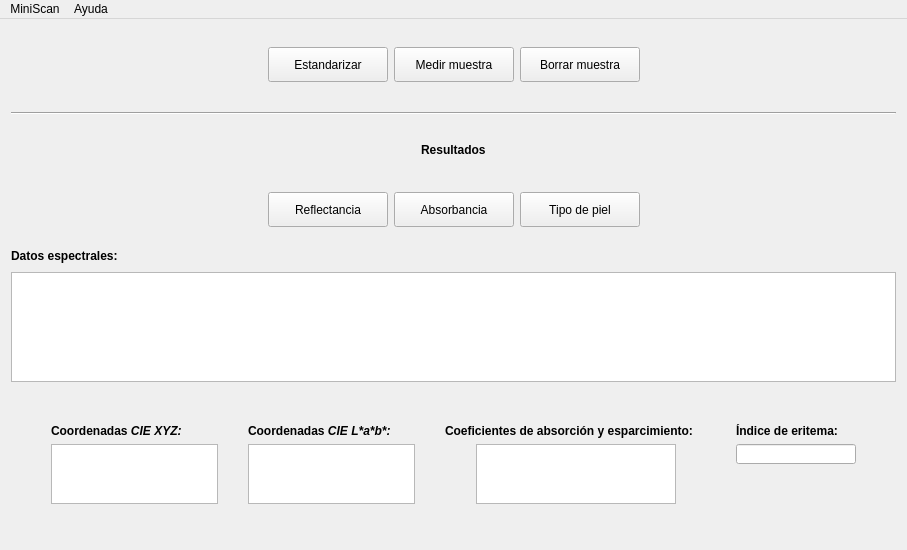
First picture: the form in mainwindow.ui, repository Gabnz/Spectrasoft, before the edit.
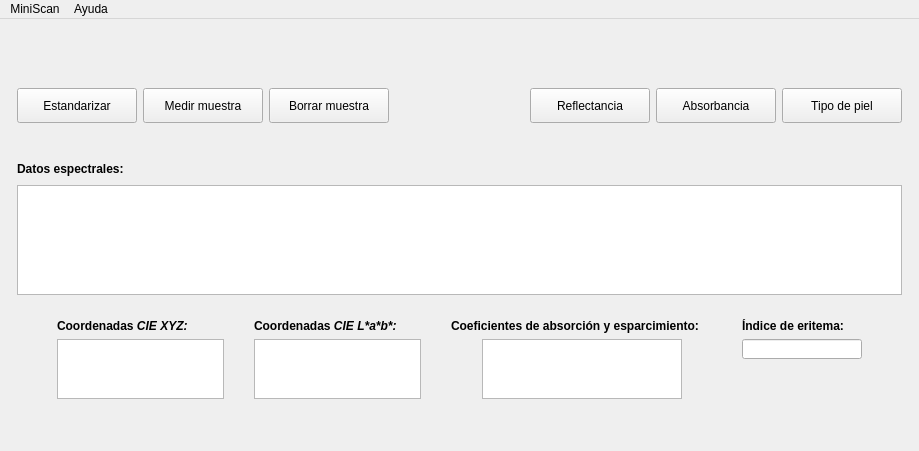
Second picture: the form after the edit. Icons and pictures are not drawn.

```diff
--- a/mainwindow.ui
+++ b/mainwindow.ui
@@ -6,8 +6,8 @@
    <rect>
     <x>0</x>
     <y>0</y>
-    <width>905</width>
-    <height>550</height>
+    <width>919</width>
+    <height>451</height>
    </rect>
   </property>
   <property name="windowTitle">
@@ -18,54 +18,10 @@
     <normaloff>:/img/logo_icon.ico</normaloff>:/img/logo_icon.ico</iconset>
   </property>
   <widget class="QWidget" name="centralWidget">
-   <layout class="QGridLayout" name="gridLayout_5">
+   <layout class="QGridLayout" name="gridLayout_3">
     <item row="0" column="0">
-     <layout class="QVBoxLayout" name="verticalLayout">
-      <item>
        <layout class="QGridLayout" name="gridLayout_2">
-        <item row="0" column="1">
-         <spacer name="verticalSpacer_9">
-          <property name="orientation">
-           <enum>Qt::Vertical</enum>
-          </property>
-          <property name="sizeHint" stdset="0">
-           <size>
-            <width>114</width>
-            <height>13</height>
-           </size>
-          </property>
-         </spacer>
-        </item>
-        <item row="0" column="2">
-         <spacer name="verticalSpacer_2">
-          <property name="orientation">
-           <enum>Qt::Vertical</enum>
-          </property>
-          <property name="sizeType">
-           <enum>QSizePolicy::Preferred</enum>
-          </property>
-          <property name="sizeHint" stdset="0">
-           <size>
-            <width>114</width>
-            <height>13</height>
-           </size>
-          </property>
-         </spacer>
-        </item>
-        <item row="0" column="3">
-         <spacer name="verticalSpacer_4">
-          <property name="orientation">
-           <enum>Qt::Vertical</enum>
-          </property>
-          <property name="sizeHint" stdset="0">
-           <size>
-            <width>20</width>
-            <height>17</height>
-           </size>
-          </property>
-         </spacer>
-        </item>
-        <item row="1" column="0">
+      <item row="0" column="0">
          <spacer name="horizontalSpacer_6">
           <property name="orientation">
            <enum>Qt::Horizontal</enum>
@@ -78,7 +34,127 @@
           </property>
          </spacer>
         </item>
-        <item row="1" column="1">
+      <item row="0" column="1">
+       <layout class="QVBoxLayout" name="verticalLayout">
+        <item>
+         <layout class="QGridLayout" name="gridLayout">
+          <item row="0" column="0" rowspan="2">
+           <spacer name="verticalSpacer_6">
+            <property name="orientation">
+             <enum>Qt::Vertical</enum>
+            </property>
+            <property name="sizeHint" stdset="0">
+             <size>
+              <width>20</width>
+              <height>40</height>
+             </size>
+            </property>
+           </spacer>
+          </item>
+          <item row="0" column="1" rowspan="2">
+           <spacer name="verticalSpacer_7">
+            <property name="orientation">
+             <enum>Qt::Vertical</enum>
+            </property>
+            <property name="sizeHint" stdset="0">
+             <size>
+              <width>20</width>
+              <height>40</height>
+             </size>
+            </property>
+           </spacer>
+          </item>
+          <item row="0" column="2" rowspan="2">
+           <spacer name="verticalSpacer_8">
+            <property name="orientation">
+             <enum>Qt::Vertical</enum>
+            </property>
+            <property name="sizeHint" stdset="0">
+             <size>
+              <width>20</width>
+              <height>40</height>
+             </size>
+            </property>
+           </spacer>
+          </item>
+          <item row="0" column="4">
+           <spacer name="verticalSpacer_15">
+            <property name="orientation">
+             <enum>Qt::Vertical</enum>
+            </property>
+            <property name="sizeHint" stdset="0">
+             <size>
+              <width>20</width>
+              <height>17</height>
+             </size>
+            </property>
+           </spacer>
+          </item>
+          <item row="0" column="6" rowspan="2">
+           <spacer name="verticalSpacer_9">
+            <property name="orientation">
+             <enum>Qt::Vertical</enum>
+            </property>
+            <property name="sizeHint" stdset="0">
+             <size>
+              <width>20</width>
+              <height>40</height>
+             </size>
+            </property>
+           </spacer>
+          </item>
+          <item row="0" column="7" rowspan="2">
+           <spacer name="verticalSpacer_10">
+            <property name="orientation">
+             <enum>Qt::Vertical</enum>
+            </property>
+            <property name="sizeHint" stdset="0">
+             <size>
+              <width>20</width>
+              <height>40</height>
+             </size>
+            </property>
+           </spacer>
+          </item>
+          <item row="0" column="8" rowspan="2">
+           <spacer name="verticalSpacer_11">
+            <property name="orientation">
+             <enum>Qt::Vertical</enum>
+            </property>
+            <property name="sizeHint" stdset="0">
+             <size>
+              <width>20</width>
+              <height>40</height>
+             </size>
+            </property>
+           </spacer>
+          </item>
+          <item row="1" column="4" rowspan="3">
+           <widget class="QLabel" name="label">
+            <property name="minimumSize">
+             <size>
+              <width>70</width>
+              <height>70</height>
+             </size>
+            </property>
+            <property name="maximumSize">
+             <size>
+              <width>70</width>
+              <height>70</height>
+             </size>
+            </property>
+            <property name="text">
+             <string/>
+            </property>
+            <property name="pixmap">
+             <pixmap resource="recursos.qrc">:/img/logo_gris.png</pixmap>
+            </property>
+            <property name="scaledContents">
+             <bool>true</bool>
+            </property>
+           </widget>
+          </item>
+          <item row="2" column="0">
          <widget class="QPushButton" name="btnEstandarizar">
           <property name="minimumSize">
            <size>
@@ -118,7 +194,7 @@
           </property>
          </widget>
         </item>
-        <item row="1" column="2">
+          <item row="2" column="1">
          <widget class="QPushButton" name="btnMedir">
           <property name="minimumSize">
            <size>
@@ -147,7 +223,7 @@
           </property>
          </widget>
         </item>
-        <item row="1" column="3">
+          <item row="2" column="2">
          <widget class="QPushButton" name="btnBorrar">
           <property name="minimumSize">
            <size>
@@ -176,96 +252,8 @@
           </property>
          </widget>
         </item>
-        <item row="1" column="4">
-         <spacer name="horizontalSpacer_5">
-          <property name="orientation">
-           <enum>Qt::Horizontal</enum>
-          </property>
-          <property name="sizeHint" stdset="0">
-           <size>
-            <width>40</width>
-            <height>20</height>
-           </size>
-          </property>
-         </spacer>
-        </item>
-        <item row="2" column="1">
-         <spacer name="verticalSpacer_10">
-          <property name="orientation">
-           <enum>Qt::Vertical</enum>
-          </property>
-          <property name="sizeHint" stdset="0">
-           <size>
-            <width>114</width>
-            <height>13</height>
-           </size>
-          </property>
-         </spacer>
-        </item>
-        <item row="2" column="2">
-         <spacer name="verticalSpacer">
-          <property name="orientation">
-           <enum>Qt::Vertical</enum>
-          </property>
-          <property name="sizeType">
-           <enum>QSizePolicy::Preferred</enum>
-          </property>
-          <property name="sizeHint" stdset="0">
-           <size>
-            <width>114</width>
-            <height>13</height>
-           </size>
-          </property>
-         </spacer>
-        </item>
         <item row="2" column="3">
-         <spacer name="verticalSpacer_13">
-          <property name="orientation">
-           <enum>Qt::Vertical</enum>
-          </property>
-          <property name="sizeHint" stdset="0">
-           <size>
-            <width>20</width>
-            <height>17</height>
-           </size>
-          </property>
-         </spacer>
-        </item>
-       </layout>
-      </item>
-      <item>
-       <widget class="Line" name="line">
-        <property name="minimumSize">
-         <size>
-          <width>231</width>
-          <height>16</height>
-         </size>
-        </property>
-        <property name="frameShadow">
-         <enum>QFrame::Sunken</enum>
-        </property>
-        <property name="orientation">
-         <enum>Qt::Horizontal</enum>
-        </property>
-       </widget>
-      </item>
-      <item>
-       <layout class="QGridLayout" name="gridLayout_3">
-        <item row="0" column="1">
-         <spacer name="verticalSpacer_19">
-          <property name="orientation">
-           <enum>Qt::Vertical</enum>
-          </property>
-          <property name="sizeHint" stdset="0">
-           <size>
-            <width>20</width>
-            <height>13</height>
-           </size>
-          </property>
-         </spacer>
-        </item>
-        <item row="1" column="0">
-         <spacer name="horizontalSpacer_8">
+           <spacer name="horizontalSpacer_2">
           <property name="orientation">
            <enum>Qt::Horizontal</enum>
           </property>
@@ -277,14 +265,7 @@
           </property>
          </spacer>
         </item>
-        <item row="1" column="1">
-         <widget class="QLabel" name="etqResultados">
-          <property name="text">
-           <string>&lt;html&gt;&lt;head/&gt;&lt;body&gt;&lt;p&gt;&lt;span style=&quot; font-weight:600;&quot;&gt;Resultados&lt;/span&gt;&lt;/p&gt;&lt;/body&gt;&lt;/html&gt;</string>
-          </property>
-         </widget>
-        </item>
-        <item row="1" column="2">
+          <item row="2" column="5">
          <spacer name="horizontalSpacer_4">
           <property name="orientation">
            <enum>Qt::Horizontal</enum>
@@ -297,24 +278,7 @@
           </property>
          </spacer>
         </item>
-        <item row="2" column="1">
-         <spacer name="verticalSpacer_17">
-          <property name="orientation">
-           <enum>Qt::Vertical</enum>
-          </property>
-          <property name="sizeHint" stdset="0">
-           <size>
-            <width>20</width>
-            <height>13</height>
-           </size>
-          </property>
-         </spacer>
-        </item>
-       </layout>
-      </item>
-      <item>
-       <layout class="QGridLayout" name="gridLayout">
-        <item row="1" column="1">
+          <item row="2" column="6">
          <widget class="QPushButton" name="btnReflectancia">
           <property name="minimumSize">
            <size>
@@ -343,88 +307,7 @@
           </property>
          </widget>
         </item>
-        <item row="2" column="1">
-         <spacer name="verticalSpacer_16">
-          <property name="orientation">
-           <enum>Qt::Vertical</enum>
-          </property>
-          <property name="sizeHint" stdset="0">
-           <size>
-            <width>14</width>
-            <height>13</height>
-           </size>
-          </property>
-         </spacer>
-        </item>
-        <item row="2" column="2">
-         <spacer name="verticalSpacer_18">
-          <property name="orientation">
-           <enum>Qt::Vertical</enum>
-          </property>
-          <property name="sizeHint" stdset="0">
-           <size>
-            <width>14</width>
-            <height>13</height>
-           </size>
-          </property>
-         </spacer>
-        </item>
-        <item row="2" column="3">
-         <spacer name="verticalSpacer_12">
-          <property name="orientation">
-           <enum>Qt::Vertical</enum>
-          </property>
-          <property name="sizeHint" stdset="0">
-           <size>
-            <width>114</width>
-            <height>13</height>
-           </size>
-          </property>
-         </spacer>
-        </item>
-        <item row="1" column="3">
-         <widget class="QPushButton" name="btnFototipo">
-          <property name="minimumSize">
-           <size>
-            <width>120</width>
-            <height>35</height>
-           </size>
-          </property>
-          <property name="maximumSize">
-           <size>
-            <width>120</width>
-            <height>35</height>
-           </size>
-          </property>
-          <property name="text">
-           <string>Tipo de piel</string>
-          </property>
-          <property name="icon">
-           <iconset resource="recursos.qrc">
-            <normaloff>:/img/fototipos_small.png</normaloff>:/img/fototipos_small.png</iconset>
-          </property>
-          <property name="iconSize">
-           <size>
-            <width>20</width>
-            <height>20</height>
-           </size>
-          </property>
-         </widget>
-        </item>
-        <item row="0" column="3">
-         <spacer name="verticalSpacer_11">
-          <property name="orientation">
-           <enum>Qt::Vertical</enum>
-          </property>
-          <property name="sizeHint" stdset="0">
-           <size>
-            <width>114</width>
-            <height>13</height>
-           </size>
-          </property>
-         </spacer>
-        </item>
-        <item row="1" column="2">
+          <item row="2" column="7">
          <widget class="QPushButton" name="btnAbsorbancia">
           <property name="minimumSize">
            <size>
@@ -453,54 +336,44 @@
           </property>
          </widget>
         </item>
-        <item row="0" column="1">
-         <spacer name="verticalSpacer_14">
-          <property name="orientation">
-           <enum>Qt::Vertical</enum>
-          </property>
-          <property name="sizeHint" stdset="0">
+          <item row="2" column="8">
+           <widget class="QPushButton" name="btnFototipo">
+            <property name="minimumSize">
            <size>
-            <width>14</width>
-            <height>13</height>
-           </size>
-          </property>
-         </spacer>
-        </item>
-        <item row="0" column="2">
-         <spacer name="verticalSpacer_15">
-          <property name="orientation">
-           <enum>Qt::Vertical</enum>
-          </property>
-          <property name="sizeHint" stdset="0">
+              <width>120</width>
+              <height>35</height>
+             </size>
+            </property>
+            <property name="maximumSize">
            <size>
-            <width>14</width>
-            <height>13</height>
-           </size>
-          </property>
-         </spacer>
-        </item>
-        <item row="1" column="4">
-         <spacer name="horizontalSpacer_2">
-          <property name="orientation">
-           <enum>Qt::Horizontal</enum>
-          </property>
-          <property name="sizeHint" stdset="0">
+              <width>120</width>
+              <height>35</height>
+             </size>
+            </property>
+            <property name="text">
+             <string>Tipo de piel</string>
+            </property>
+            <property name="icon">
+             <iconset resource="recursos.qrc">
+              <normaloff>:/img/fototipos_small.png</normaloff>:/img/fototipos_small.png</iconset>
+            </property>
+            <property name="iconSize">
            <size>
-            <width>40</width>
+              <width>20</width>
             <height>20</height>
            </size>
           </property>
-         </spacer>
-        </item>
-        <item row="1" column="0">
-         <spacer name="horizontalSpacer_10">
+           </widget>
+          </item>
+          <item row="4" column="4">
+           <spacer name="verticalSpacer">
           <property name="orientation">
-           <enum>Qt::Horizontal</enum>
+             <enum>Qt::Vertical</enum>
           </property>
           <property name="sizeHint" stdset="0">
            <size>
-            <width>40</width>
-            <height>20</height>
+              <width>20</width>
+              <height>13</height>
            </size>
           </property>
          </spacer>
@@ -561,13 +434,13 @@
          <enum>Qt::ElideMiddle</enum>
         </property>
         <attribute name="horizontalHeaderVisible">
-         <bool>true</bool>
+           <bool>false</bool>
         </attribute>
         <attribute name="horizontalHeaderStretchLastSection">
          <bool>true</bool>
         </attribute>
         <attribute name="verticalHeaderVisible">
-         <bool>true</bool>
+           <bool>false</bool>
         </attribute>
         <attribute name="verticalHeaderMinimumSectionSize">
          <number>35</number>
@@ -578,14 +451,14 @@
        </widget>
       </item>
       <item>
-       <spacer name="verticalSpacer_3">
+         <spacer name="verticalSpacer_16">
         <property name="orientation">
          <enum>Qt::Vertical</enum>
         </property>
         <property name="sizeHint" stdset="0">
          <size>
-          <width>17</width>
-          <height>13</height>
+            <width>20</width>
+            <height>18</height>
          </size>
         </property>
        </spacer>
@@ -805,15 +678,30 @@
         </item>
        </layout>
       </item>
-      <item>
-       <spacer name="verticalSpacer_20">
+       </layout>
+      </item>
+      <item row="0" column="2">
+       <spacer name="horizontalSpacer_5">
+        <property name="orientation">
+         <enum>Qt::Horizontal</enum>
+        </property>
+        <property name="sizeHint" stdset="0">
+         <size>
+          <width>40</width>
+          <height>20</height>
+         </size>
+        </property>
+       </spacer>
+      </item>
+      <item row="1" column="1">
+       <spacer name="verticalSpacer_17">
         <property name="orientation">
          <enum>Qt::Vertical</enum>
         </property>
         <property name="sizeHint" stdset="0">
          <size>
           <width>20</width>
-          <height>17</height>
+          <height>18</height>
          </size>
         </property>
        </spacer>
@@ -827,7 +715,7 @@
     <rect>
      <x>0</x>
      <y>0</y>
-     <width>905</width>
+     <width>919</width>
      <height>21</height>
     </rect>
    </property>
```
Lines whose indentation alone changed are shown as unchanged.
